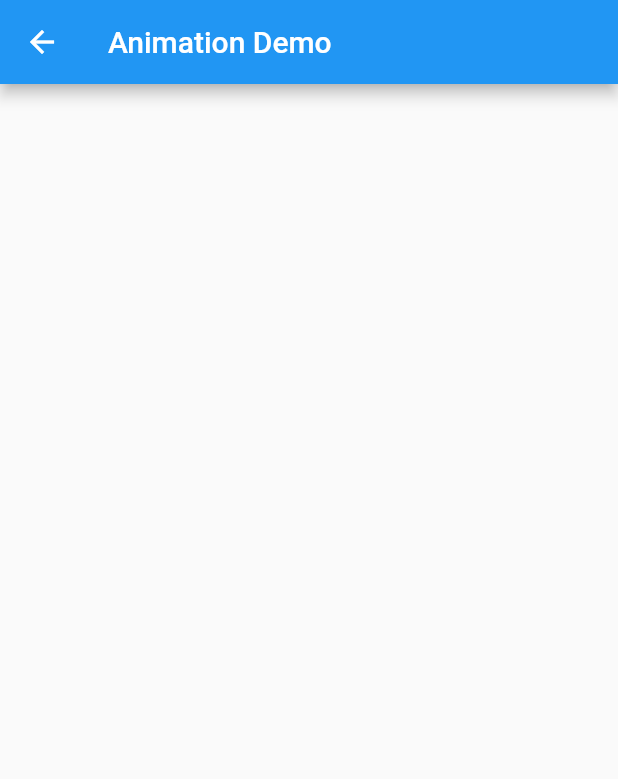
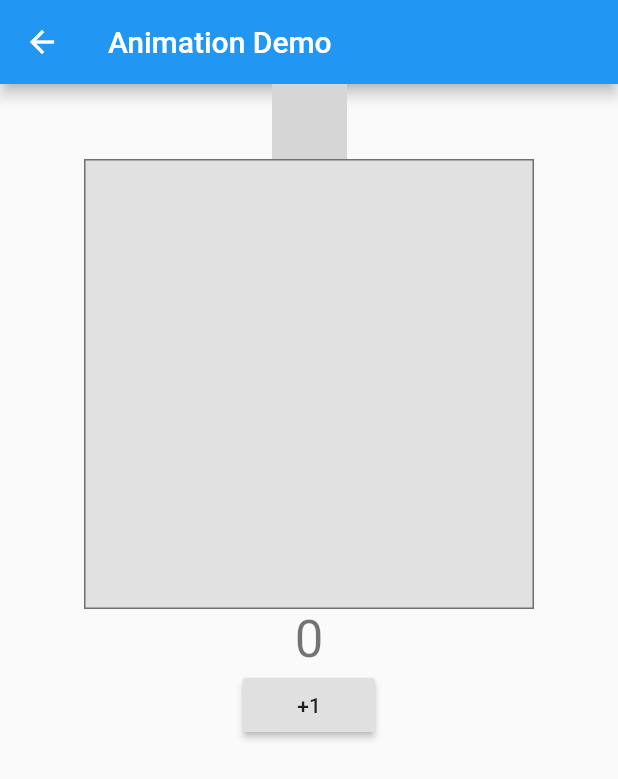
Before and after one commit to linbudu599/Dart-Praticing, a Flutter app: the AnimationDemo screen opened by its route, on a phone screen of 412 x 824 dp. Shown: the top 779 px of the screen. Run offline on Flutter 3.47's test engine with Material 2 defaults, Android fonts, the phone set to English and light mode, and no system bars; our stand-ins replace cached_network_image, dio, graphql_flutter, image_picker, shared_preferences, sqflite and 1 more; missing offline and left inert: flutter_color_plugin; accounts and stored records are empty; network calls fail; grey boxes are pictures that could not be loaded.

Commit message:
:sparkles: feat: animation widget

```diff
--- /dev/null
+++ b/app/lib/animation/hero.dart
@@ -0,0 +1,54 @@
+import 'package:flutter/material.dart';
+
+// 路由切换时共享的widget动画切换过程
+// hero动画也称为共享元素转换
+// 原理: Flutter根据tag确定了新旧路由页中共享元素位置与大小 根据端点自动计算中间状态
+
+class HeroAnimationRoute extends StatelessWidget {
+  @override
+  Widget build(BuildContext context) {
+    return Container(
+      alignment: Alignment.topCenter,
+      child: InkWell(
+        child: Hero(
+          tag: "avatar", //唯一标记，前后两个路由页Hero的tag必须相同
+          child: ClipOval(
+              child: Image.network(
+                  "https://linbudu-img-store.oss-cn-shenzhen.aliyuncs.com/img/48507806.jfif",
+                  width: 50,
+                  height: 50)),
+        ),
+        onTap: () {
+          //打开B路由
+          Navigator.push(context, PageRouteBuilder(pageBuilder:
+              (BuildContext context, Animation animation,
+                  Animation secondaryAnimation) {
+            return new FadeTransition(
+              opacity: animation,
+              child: Scaffold(
+                appBar: AppBar(
+                  title: Text("原图"),
+                ),
+                body: HeroAnimationRouteB(),
+              ),
+            );
+          }));
+        },
+      ),
+    );
+  }
+}
+
+class HeroAnimationRouteB extends StatelessWidget {
+  @override
+  Widget build(BuildContext context) {
+    return Center(
+      child: Hero(
+        tag: "avatar", //唯一标记，前后两个路由页Hero的tag必须相同
+        child: Image.network(
+          "https://linbudu-img-store.oss-cn-shenzhen.aliyuncs.com/img/48507806.jfif",
+        ),
+      ),
+    );
+  }
+}
--- /dev/null
+++ b/app/lib/animation/stagger.dart
@@ -0,0 +1,130 @@
+import "package:flutter/material.dart";
+
+// 由重叠的动画或是动画序列组成
+// 使用多个动画对象, 但只使用一个controller
+// 为每一个动画指定间隔
+// 控制器的值与间隔都必须介于0.0-1.0
+// 间隔中动画的属性需要各自创建Tween来指定这个动画属性的开始与结束
+
+class StaggerAnimation extends StatelessWidget {
+  StaggerAnimation({Key key, this.controller}) : super(key: key) {
+    //高度动画
+    height = Tween<double>(
+      begin: .0,
+      end: 300.0,
+    ).animate(
+      CurvedAnimation(
+        parent: controller,
+        // 使用Interval为每个动画指定在整个动画过程中的起点与终点
+        curve: Interval(
+          0.0, 0.6, //间隔，前60%的动画时间
+          curve: Curves.ease,
+        ),
+      ),
+    );
+
+    color = ColorTween(
+      begin: Colors.green,
+      end: Colors.red,
+    ).animate(
+      CurvedAnimation(
+        parent: controller,
+        curve: Interval(
+          0.0, 0.6, //间隔，前60%的动画时间
+          curve: Curves.ease,
+        ),
+      ),
+    );
+
+    padding = Tween<EdgeInsets>(
+      begin: EdgeInsets.only(left: .0),
+      end: EdgeInsets.only(left: 100.0),
+    ).animate(
+      CurvedAnimation(
+        parent: controller,
+        curve: Interval(
+          0.6, 1.0, //间隔，后40%的动画时间
+          curve: Curves.ease,
+        ),
+      ),
+    );
+  }
+
+  final Animation<double> controller;
+  Animation<double> height;
+  Animation<EdgeInsets> padding;
+  Animation<Color> color;
+
+  Widget _buildAnimation(BuildContext context, Widget child) {
+    return Container(
+      alignment: Alignment.bottomCenter,
+      padding: padding.value,
+      child: Container(
+        color: color.value,
+        width: 50.0,
+        height: height.value,
+      ),
+    );
+  }
+
+  @override
+  Widget build(BuildContext context) {
+    return AnimatedBuilder(
+      builder: _buildAnimation,
+      animation: controller,
+    );
+  }
+}
+
+class StaggerRoute extends StatefulWidget {
+  @override
+  _StaggerRouteState createState() => _StaggerRouteState();
+}
+
+class _StaggerRouteState extends State<StaggerRoute>
+    with TickerProviderStateMixin {
+  AnimationController _controller;
+
+  @override
+  void initState() {
+    super.initState();
+
+    _controller = AnimationController(
+        duration: const Duration(milliseconds: 2000), vsync: this);
+  }
+
+  Future<Null> _playAnimation() async {
+    try {
+      //先正向执行动画
+      await _controller.forward().orCancel;
+      //再反向执行动画
+      await _controller.reverse().orCancel;
+    } on TickerCanceled {
+      // the animation got canceled, probably because we were disposed
+    }
+  }
+
+  @override
+  Widget build(BuildContext context) {
+    return GestureDetector(
+      behavior: HitTestBehavior.opaque,
+      onTap: () {
+        _playAnimation();
+      },
+      child: Center(
+        child: Container(
+          width: 300.0,
+          height: 300.0,
+          decoration: BoxDecoration(
+            color: Colors.black.withOpacity(0.1),
+            border: Border.all(
+              color: Colors.black.withOpacity(0.5),
+            ),
+          ),
+          //调用我们定义的交织动画Widget
+          child: StaggerAnimation(controller: _controller),
+        ),
+      ),
+    );
+  }
+}
--- /dev/null
+++ b/app/lib/animation/switcher.dart
@@ -0,0 +1,179 @@
+import "package:flutter/material.dart";
+
+// AnimatedSwitcher 用于同时对新旧子元素添加显示隐藏动画
+// const AnimatedSwitcher({
+//   Key key,
+//   this.child,
+//   @required this.duration, // 新child显示动画时长
+//   this.reverseDuration,// 旧child隐藏的动画时长
+//   this.switchInCurve = Curves.linear, // 新child显示的动画曲线
+//   this.switchOutCurve = Curves.linear,// 旧child隐藏的动画曲线
+//   this.transitionBuilder = AnimatedSwitcher.defaultTransitionBuilder, // 动画构建器
+//   this.layoutBuilder = AnimatedSwitcher.defaultLayoutBuilder, //布局构建器
+// })
+
+// child发生变化时 旧child执行隐藏 新child执行显示 具体效果由transitionBuilder决定
+// typedef AnimatedSwitcherTransitionBuilder =
+//   Widget Function(Widget child, Animation<double> animation);
+// 对旧child执行反向动画 对新的执行正向动画
+// 默认执行渐隐渐显
+// Widget defaultTransitionBuilder(Widget child, Animation<double> animation) {
+//   return FadeTransition(
+//     opacity: animation,
+//     child: child,
+//   );
+// }
+
+class AnimatedSwitcherCounterRoute extends StatefulWidget {
+  const AnimatedSwitcherCounterRoute({Key key}) : super(key: key);
+
+  @override
+  _AnimatedSwitcherCounterRouteState createState() =>
+      _AnimatedSwitcherCounterRouteState();
+}
+
+class _AnimatedSwitcherCounterRouteState
+    extends State<AnimatedSwitcherCounterRoute> {
+  int _count = 0;
+
+  @override
+  Widget build(BuildContext context) {
+    return Center(
+      child: Column(
+        mainAxisAlignment: MainAxisAlignment.center,
+        children: <Widget>[
+          AnimatedSwitcher(
+            // 新旧child如何类型不同 key必须不同
+            duration: const Duration(milliseconds: 500),
+            transitionBuilder: (Widget child, Animation<double> animation) {
+              //执行缩放动画
+              // return ScaleTransition(child: child, scale: animation);
+              var tween = Tween<Offset>(begin: Offset(1, 0), end: Offset(0, 0));
+              // return MySlideTransition(
+              //   child: child,
+              //   position: tween.animate(animation),
+              // );
+              return SlideTransitionX(
+                child: child,
+                direction: AxisDirection.down, //上入下出
+                position: animation,
+              );
+            },
+            child: Text(
+              '$_count',
+              //显式指定key，不同的key会被认为是不同的Text，这样才能执行动画
+              key: ValueKey<int>(_count),
+              style: Theme.of(context).textTheme.headline4,
+            ),
+          ),
+          RaisedButton(
+            child: const Text(
+              '+1',
+            ),
+            onPressed: () {
+              setState(() {
+                _count += 1;
+              });
+            },
+          ),
+        ],
+      ),
+    );
+  }
+}
+
+// 路由平移切换 旧页面向左推出 新页面从右进入
+// 直接使用的效果: 旧页面右侧退出
+// 需要打破对称性
+class MySlideTransition extends AnimatedWidget {
+  MySlideTransition({
+    Key key,
+    @required Animation<Offset> position,
+    this.transformHitTests = true,
+    this.child,
+  })  : assert(position != null),
+        super(key: key, listenable: position);
+
+  Animation<Offset> get position => listenable;
+  final bool transformHitTests;
+  final Widget child;
+
+  @override
+  Widget build(BuildContext context) {
+    Offset offset = position.value;
+    //动画反向执行时，调整x偏移，实现“从左边滑出隐藏”
+    if (position.status == AnimationStatus.reverse) {
+      offset = Offset(-offset.dx, offset.dy);
+    }
+    return FractionalTranslation(
+      translation: offset,
+      transformHitTests: transformHitTests,
+      child: child,
+    );
+  }
+}
+
+// 封装来实现其他效果 如上入下出
+class SlideTransitionX extends AnimatedWidget {
+  SlideTransitionX({
+    Key key,
+    @required Animation<double> position,
+    this.transformHitTests = true,
+    this.direction = AxisDirection.down,
+    this.child,
+  })  : assert(position != null),
+        super(key: key, listenable: position) {
+    // 偏移在内部处理
+    switch (direction) {
+      case AxisDirection.up:
+        _tween = Tween(begin: Offset(0, 1), end: Offset(0, 0));
+        break;
+      case AxisDirection.right:
+        _tween = Tween(begin: Offset(-1, 0), end: Offset(0, 0));
+        break;
+      case AxisDirection.down:
+        _tween = Tween(begin: Offset(0, -1), end: Offset(0, 0));
+        break;
+      case AxisDirection.left:
+        _tween = Tween(begin: Offset(1, 0), end: Offset(0, 0));
+        break;
+    }
+  }
+
+  Animation<double> get position => listenable;
+
+  final bool transformHitTests;
+
+  final Widget child;
+
+  //退场（出）方向
+  final AxisDirection direction;
+
+  Tween<Offset> _tween;
+
+  @override
+  Widget build(BuildContext context) {
+    Offset offset = _tween.evaluate(position);
+    if (position.status == AnimationStatus.reverse) {
+      switch (direction) {
+        case AxisDirection.up:
+          offset = Offset(offset.dx, -offset.dy);
+          break;
+        case AxisDirection.right:
+          offset = Offset(-offset.dx, offset.dy);
+          break;
+        case AxisDirection.down:
+          offset = Offset(offset.dx, -offset.dy);
+          break;
+        case AxisDirection.left:
+          offset = Offset(-offset.dx, offset.dy);
+          break;
+      }
+    }
+    return FractionalTranslation(
+      translation: offset,
+      transformHitTests: transformHitTests,
+      child: child,
+    );
+  }
+}
```
Also changed, not shown: app/lib/animation/animation.dart (+129 -1 lines), 1 other file.
